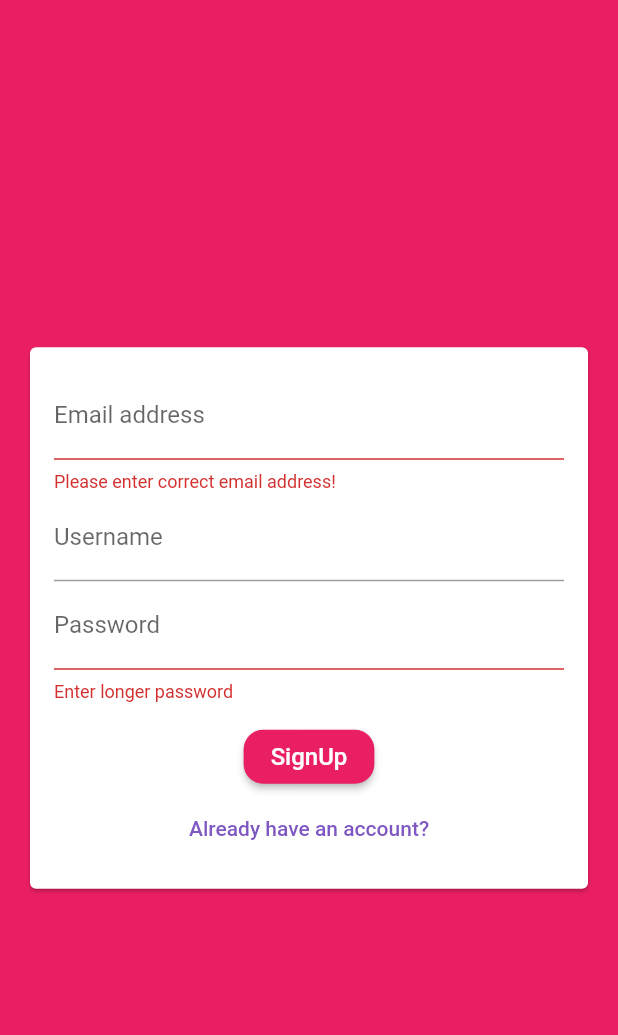
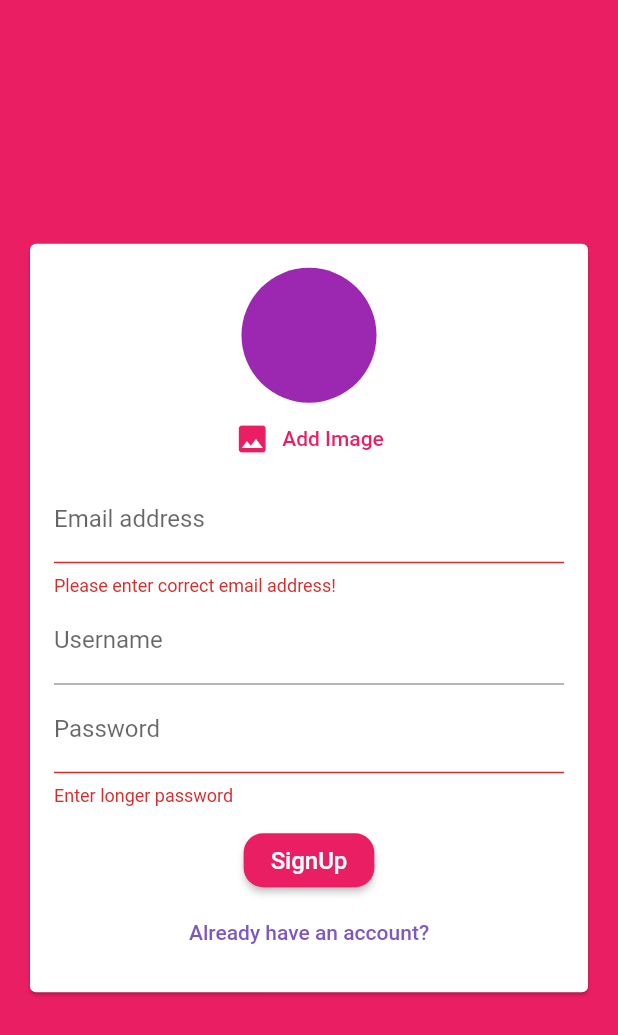
Before and after one commit to atharv-bhadange/Chat-App, a Flutter app: the screen it shows after launch, after a tap on "Login", after a tap on "Create new account", on a phone screen of 412 x 824 dp. Shown: the top 1035 px of the screen. Run offline on Flutter 3.47's test engine with Material 2 defaults, Android fonts, the phone set to English and light mode, and no system bars; our stand-ins replace cloud_firestore, firebase_auth, firebase_core, firebase_storage, image_picker; accounts and stored records are empty.

Commit message:
Image Picker and displaying message

```diff
--- a/lib/widgets/auth/auth_form.dart
+++ b/lib/widgets/auth/auth_form.dart
@@ -1,6 +1,7 @@
-//import 'dart:html';
+import 'package:flutter/material.dart';
+import 'dart:io';
 
-import 'package:flutter/material.dart';
+import '../pickers/user_image_picker.dart';
 
 class AuthForm extends StatefulWidget {
   const AuthForm(this.submitFn, this.isLoading, {Key? key}) : super(key: key);
@@ -10,6 +11,7 @@ class AuthForm extends StatefulWidget {
     String email,
     String username,
     String password,
+    File image,
     bool isLogin,
     BuildContext ctx,
   ) submitFn;
@@ -25,11 +27,26 @@ class _AuthFormState extends State<AuthForm> {
   String _userEmail = '';
   String _userName = '';
   String _userPassword = '';
+  File? _userImageFile;
+
+  void _pickedImage(File image) {
+    _userImageFile = image;
+  }
 
   void _trySubmit() {
     final isVaild = _formKey.currentState?.validate(); //validator:
 
     FocusScope.of(context).unfocus(); //closes keyboard after submitting
+
+    if (_userImageFile == null && !_isLogin) {
+      ScaffoldMessenger.of(context).showSnackBar(
+        SnackBar(
+          content: const Text('Please pick an image first'),
+          backgroundColor: Theme.of(context).errorColor,
+        ),
+      );
+      return;
+    }
 
     if (isVaild!) {
       _formKey.currentState?.save(); //onSaved:
@@ -38,6 +55,7 @@ class _AuthFormState extends State<AuthForm> {
         _userEmail.trim(),
         _userName.trim(),
         _userPassword.trim(),
+        _userImageFile!,
         _isLogin,
         context,
       );
@@ -58,6 +76,7 @@ class _AuthFormState extends State<AuthForm> {
               child: Column(
                 mainAxisSize: MainAxisSize.min,
                 children: [
+                  if (!_isLogin) UserImagePicker(_pickedImage),
                   TextFormField(
                     key: const ValueKey('email'),
                     validator: (value) {
--- a/lib/widgets/chat/messages.dart
+++ b/lib/widgets/chat/messages.dart
@@ -33,6 +33,7 @@ class Messages extends StatelessWidget {
             return MessageBubble(
               chatDocs[idx]['text'],
               chatDocs[idx]['username'],
+              chatDocs[idx]['userImage'],
               chatDocs[idx]['userID'] == user?.uid,
             );
           },
--- a/lib/widgets/chat/new_message.dart
+++ b/lib/widgets/chat/new_message.dart
@@ -28,6 +28,7 @@ class _NewMessageState extends State<NewMessage> {
       'createdTime': Timestamp.now(),
       'userID': user?.uid,
       'username': userData['username'],
+      'userImage': userData['image_url'],
     });
     _controller.clear();
   }
--- /dev/null
+++ b/lib/widgets/pickers/user_image_picker.dart
@@ -0,0 +1,55 @@
+import 'dart:io';
+import 'package:flutter/material.dart';
+
+import 'package:image_picker/image_picker.dart';
+
+class UserImagePicker extends StatefulWidget {
+  const UserImagePicker(this.imagePickFn, {Key? key}) : super(key: key);
+
+  final void Function(File pickedImage) imagePickFn;
+
+  @override
+  _UserImagePickerState createState() => _UserImagePickerState();
+}
+
+class _UserImagePickerState extends State<UserImagePicker> {
+  File? _storedImage;
+  Future<void> _takePicture() async {
+    final picker = ImagePicker();
+
+    final imageFile = await picker.pickImage(
+      source: ImageSource.gallery,
+      imageQuality: 50,
+      maxWidth: 200,
+    );
+    if (imageFile == null) return;
+    setState(() {
+      _storedImage = File(imageFile.path);
+    });
+    widget.imagePickFn(_storedImage!);
+  }
+
+  @override
+  Widget build(BuildContext context) {
+    return Column(children: [
+      CircleAvatar(
+        radius: 45,
+        backgroundColor: Colors.purple,
+        backgroundImage: _storedImage != null ? FileImage(_storedImage!) : null,
+      ),
+      TextButton.icon(
+        onPressed: _takePicture,
+        icon: Icon(
+          Icons.image,
+          color: Theme.of(context).primaryColor,
+        ),
+        label: Text(
+          'Add Image',
+          style: TextStyle(
+            color: Theme.of(context).primaryColor,
+          ),
+        ),
+      )
+    ]);
+  }
+}
--- a/pubspec.yaml
+++ b/pubspec.yaml
@@ -37,6 +37,8 @@ dependencies:
   cloud_firestore: ^3.1.5
   firebase_core: ^1.10.6
   firebase_auth: ^3.3.4
+  image_picker: ^0.8.4+4
+  firebase_storage: ^10.2.5
 
 dev_dependencies:
   flutter_test:
```
Also changed, not shown: lib/screens/auth_screen.dart (+27 -10 lines), lib/widgets/chat/message_bubble.dart (+35 -12 lines), pubspec.lock.
